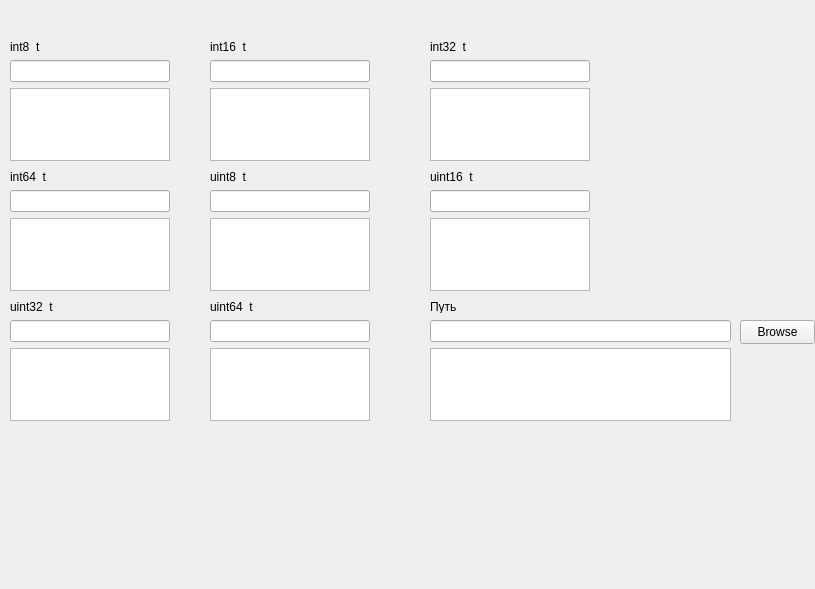
First picture: the form in AVSyc/mainwindow.ui, repository Seathe14/AVSyc, before the edit.
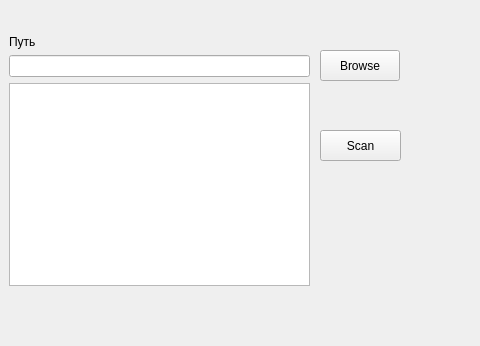
Second picture: the form after the edit.

The edit to the form file:
```diff
--- a/AVSyc/mainwindow.ui
+++ b/AVSyc/mainwindow.ui
@@ -6,8 +6,8 @@
    <rect>
     <x>0</x>
     <y>0</y>
-    <width>815</width>
-    <height>589</height>
+    <width>480</width>
+    <height>346</height>
    </rect>
   </property>
   <property name="sizePolicy">
@@ -18,8 +18,8 @@
   </property>
   <property name="minimumSize">
    <size>
-    <width>815</width>
-    <height>589</height>
+    <width>100</width>
+    <height>100</height>
    </size>
   </property>
   <property name="maximumSize">
@@ -32,266 +32,25 @@
    <string>Mace Windu</string>
   </property>
   <widget class="QWidget" name="centralwidget">
-   <widget class="QWidget" name="verticalLayoutWidget">
-    <property name="geometry">
-     <rect>
-      <x>10</x>
-      <y>60</y>
-      <width>160</width>
-      <height>101</height>
-     </rect>
-    </property>
-    <layout class="QVBoxLayout" name="verticalLayout">
-     <item>
-      <widget class="QLineEdit" name="lineEdit"/>
-     </item>
-     <item>
-      <widget class="QTextEdit" name="textEdit"/>
-     </item>
-    </layout>
-   </widget>
-   <widget class="QLabel" name="label">
-    <property name="geometry">
-     <rect>
-      <x>10</x>
-      <y>40</y>
-      <width>47</width>
-      <height>13</height>
-     </rect>
-    </property>
-    <property name="text">
-     <string>int8_t</string>
-    </property>
-   </widget>
-   <widget class="QLabel" name="label_2">
-    <property name="geometry">
-     <rect>
-      <x>210</x>
-      <y>40</y>
-      <width>47</width>
-      <height>13</height>
-     </rect>
-    </property>
-    <property name="text">
-     <string>int16_t</string>
-    </property>
-   </widget>
-   <widget class="QWidget" name="verticalLayoutWidget_2">
-    <property name="geometry">
-     <rect>
-      <x>210</x>
-      <y>60</y>
-      <width>160</width>
-      <height>101</height>
-     </rect>
-    </property>
-    <layout class="QVBoxLayout" name="verticalLayout_2">
-     <item>
-      <widget class="QLineEdit" name="lineEdit_2"/>
-     </item>
-     <item>
-      <widget class="QTextEdit" name="textEdit_2"/>
-     </item>
-    </layout>
-   </widget>
-   <widget class="QLabel" name="label_3">
-    <property name="geometry">
-     <rect>
-      <x>430</x>
-      <y>40</y>
-      <width>47</width>
-      <height>13</height>
-     </rect>
-    </property>
-    <property name="text">
-     <string>int32_t</string>
-    </property>
-   </widget>
-   <widget class="QWidget" name="verticalLayoutWidget_3">
-    <property name="geometry">
-     <rect>
-      <x>430</x>
-      <y>60</y>
-      <width>160</width>
-      <height>101</height>
-     </rect>
-    </property>
-    <layout class="QVBoxLayout" name="verticalLayout_3">
-     <item>
-      <widget class="QLineEdit" name="lineEdit_3"/>
-     </item>
-     <item>
-      <widget class="QTextEdit" name="textEdit_3"/>
-     </item>
-    </layout>
-   </widget>
-   <widget class="QWidget" name="verticalLayoutWidget_4">
-    <property name="geometry">
-     <rect>
-      <x>10</x>
-      <y>190</y>
-      <width>160</width>
-      <height>101</height>
-     </rect>
-    </property>
-    <layout class="QVBoxLayout" name="verticalLayout_4">
-     <item>
-      <widget class="QLineEdit" name="lineEdit_4"/>
-     </item>
-     <item>
-      <widget class="QTextEdit" name="textEdit_4"/>
-     </item>
-    </layout>
-   </widget>
-   <widget class="QLabel" name="label_4">
-    <property name="geometry">
-     <rect>
-      <x>10</x>
-      <y>170</y>
-      <width>47</width>
-      <height>13</height>
-     </rect>
-    </property>
-    <property name="text">
-     <string>int64_t</string>
-    </property>
-   </widget>
-   <widget class="QLabel" name="label_5">
-    <property name="geometry">
-     <rect>
-      <x>210</x>
-      <y>170</y>
-      <width>47</width>
-      <height>13</height>
-     </rect>
-    </property>
-    <property name="text">
-     <string>uint8_t</string>
-    </property>
-   </widget>
-   <widget class="QWidget" name="verticalLayoutWidget_5">
-    <property name="geometry">
-     <rect>
-      <x>210</x>
-      <y>190</y>
-      <width>160</width>
-      <height>101</height>
-     </rect>
-    </property>
-    <layout class="QVBoxLayout" name="verticalLayout_5">
-     <item>
-      <widget class="QLineEdit" name="lineEdit_5"/>
-     </item>
-     <item>
-      <widget class="QTextEdit" name="textEdit_5"/>
-     </item>
-    </layout>
-   </widget>
-   <widget class="QLabel" name="label_6">
-    <property name="geometry">
-     <rect>
-      <x>430</x>
-      <y>170</y>
-      <width>47</width>
-      <height>13</height>
-     </rect>
-    </property>
-    <property name="text">
-     <string>uint16_t</string>
-    </property>
-   </widget>
-   <widget class="QWidget" name="verticalLayoutWidget_6">
-    <property name="geometry">
-     <rect>
-      <x>430</x>
-      <y>190</y>
-      <width>160</width>
-      <height>101</height>
-     </rect>
-    </property>
-    <layout class="QVBoxLayout" name="verticalLayout_6">
-     <item>
-      <widget class="QLineEdit" name="lineEdit_6"/>
-     </item>
-     <item>
-      <widget class="QTextEdit" name="textEdit_6"/>
-     </item>
-    </layout>
-   </widget>
-   <widget class="QWidget" name="verticalLayoutWidget_7">
-    <property name="geometry">
-     <rect>
-      <x>10</x>
-      <y>320</y>
-      <width>160</width>
-      <height>101</height>
-     </rect>
-    </property>
-    <layout class="QVBoxLayout" name="verticalLayout_7">
-     <item>
-      <widget class="QLineEdit" name="lineEdit_7"/>
-     </item>
-     <item>
-      <widget class="QTextEdit" name="textEdit_7"/>
-     </item>
-    </layout>
-   </widget>
-   <widget class="QLabel" name="label_7">
-    <property name="geometry">
-     <rect>
-      <x>10</x>
-      <y>300</y>
-      <width>47</width>
-      <height>13</height>
-     </rect>
-    </property>
-    <property name="text">
-     <string>uint32_t</string>
-    </property>
-   </widget>
-   <widget class="QWidget" name="verticalLayoutWidget_8">
-    <property name="geometry">
-     <rect>
-      <x>210</x>
-      <y>320</y>
-      <width>160</width>
-      <height>101</height>
-     </rect>
-    </property>
-    <layout class="QVBoxLayout" name="verticalLayout_8">
-     <item>
-      <widget class="QLineEdit" name="lineEdit_8"/>
-     </item>
-     <item>
-      <widget class="QTextEdit" name="textEdit_8"/>
-     </item>
-    </layout>
-   </widget>
-   <widget class="QLabel" name="label_8">
-    <property name="geometry">
-     <rect>
-      <x>210</x>
-      <y>300</y>
-      <width>47</width>
-      <height>13</height>
-     </rect>
-    </property>
-    <property name="text">
-     <string>uint64_t</string>
-    </property>
-   </widget>
    <widget class="QWidget" name="verticalLayoutWidget_9">
     <property name="geometry">
      <rect>
-      <x>430</x>
-      <y>320</y>
+      <x>9</x>
+      <y>35</y>
       <width>301</width>
-      <height>101</height>
+      <height>251</height>
      </rect>
     </property>
     <layout class="QVBoxLayout" name="verticalLayout_9">
      <item>
-      <widget class="QLineEdit" name="lineEdit_9">
+      <widget class="QLabel" name="label_9">
+       <property name="text">
+        <string>Путь</string>
+       </property>
+      </widget>
+     </item>
+     <item>
+      <widget class="QLineEdit" name="pathLineEdit">
        <property name="readOnly">
         <bool>true</bool>
        </property>
@@ -302,32 +61,32 @@
      </item>
     </layout>
    </widget>
-   <widget class="QLabel" name="label_9">
+   <widget class="QPushButton" name="browseButton">
     <property name="geometry">
      <rect>
-      <x>430</x>
-      <y>300</y>
-      <width>47</width>
-      <height>13</height>
-     </rect>
-    </property>
-    <property name="text">
-     <string>Путь</string>
-    </property>
-   </widget>
-   <widget class="QPushButton" name="pushButton">
-    <property name="geometry">
-     <rect>
-      <x>740</x>
-      <y>320</y>
-      <width>75</width>
-      <height>24</height>
+      <x>320</x>
+      <y>50</y>
+      <width>80</width>
+      <height>31</height>
      </rect>
     </property>
     <property name="text">
      <string>Browse</string>
     </property>
    </widget>
+   <widget class="QPushButton" name="startScan">
+    <property name="geometry">
+     <rect>
+      <x>320</x>
+      <y>130</y>
+      <width>81</width>
+      <height>31</height>
+     </rect>
+    </property>
+    <property name="text">
+     <string>Scan</string>
+    </property>
+   </widget>
   </widget>
   <widget class="QMenuBar" name="menubar">
    <property name="geometry">
```
Left out of the diff: 6 changed lines with no effect on the pictures.
